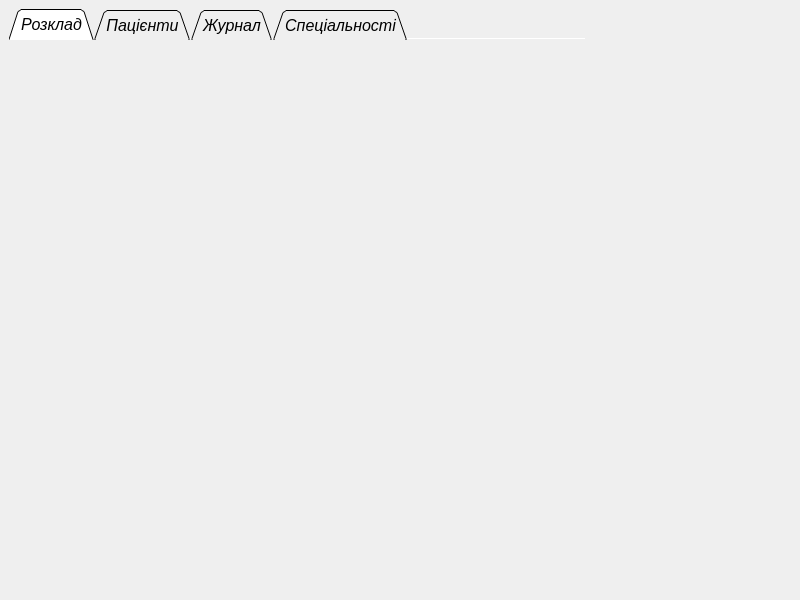
Above: Courcework_18-19/MedicineCards/mainwindow.ui from MaksWellFine/OOP before the change. Below: the same form after it.
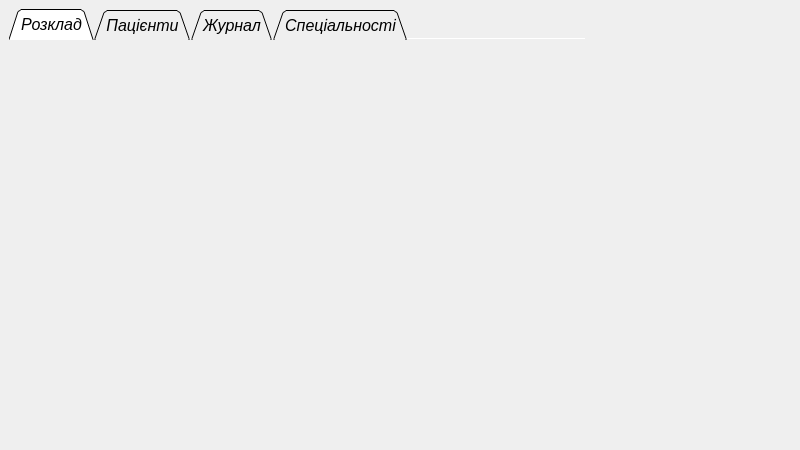
That is the form after the change. The open tabs and pages were chosen to show the change.

Commit message: Added new schedule and speciality widgets.

```diff
--- a/Courcework_18-19/MedicineCards/mainwindow.ui
+++ b/Courcework_18-19/MedicineCards/mainwindow.ui
@@ -7,9 +7,15 @@
     <x>0</x>
     <y>0</y>
     <width>800</width>
-    <height>600</height>
+    <height>450</height>
    </rect>
   </property>
+  <property name="minimumSize">
+   <size>
+    <width>800</width>
+    <height>450</height>
+   </size>
+  </property>
   <property name="windowTitle">
    <string>MainWindow</string>
   </property>
@@ -26,7 +32,7 @@
       <property name="minimumSize">
        <size>
         <width>105</width>
-        <height>109</height>
+        <height>110</height>
        </size>
       </property>
       <property name="font">
```
Left out of the diff: 2 changed lines with no effect on the pictures. The commit also changes 7 other files.
